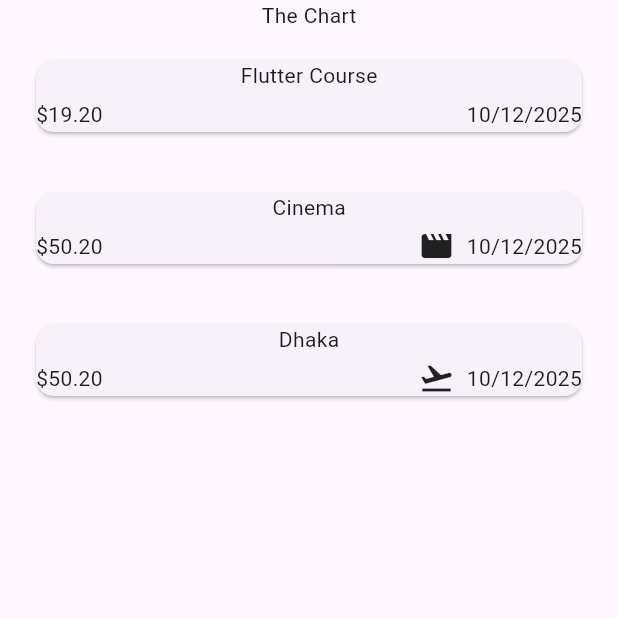
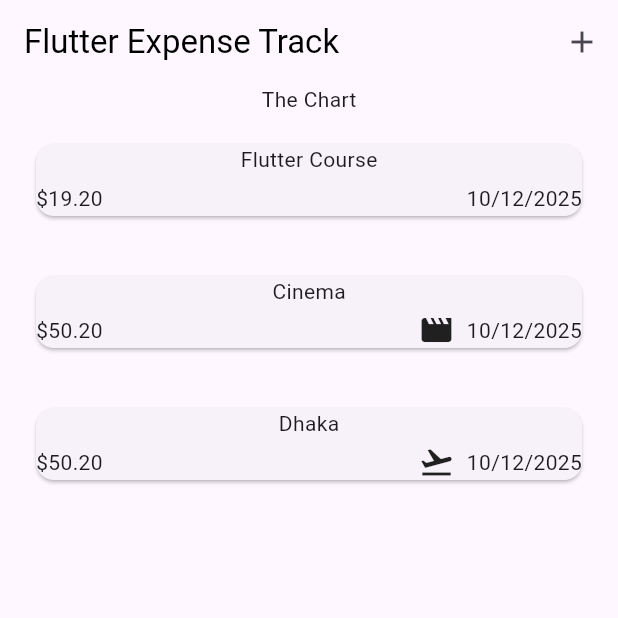
Before and after one commit to niloymamun/expenses-tracker, a Flutter app: the screen it shows after launch, on a phone screen of 412 x 824 dp, the top half of it. Run offline on Flutter 3.47's test engine with Material 3 defaults, Android fonts, the phone set to English and light mode, and no system bars.

Commit message:
Setting an AppBar with a Title & Actions

```diff
--- a/lib/main.dart
+++ b/lib/main.dart
@@ -2,5 +2,5 @@ import 'package:expenses_tracker/widgets/expenses.dart';
 import 'package:flutter/material.dart';
 
 void main() {
-  runApp(MaterialApp(home: Expenses()));
+  runApp(MaterialApp(theme: ThemeData(useMaterial3: true), home: Expenses()));
 }
--- a/lib/widgets/expenses.dart
+++ b/lib/widgets/expenses.dart
@@ -34,6 +34,13 @@ class _ExpensesState extends State<Expenses> {
   @override
   Widget build(Object context) {
     return Scaffold(
+      appBar: AppBar(
+        title: Text(
+          'Flutter Expense Track',
+          style: TextStyle(color: Colors.black),
+        ),
+        actions: [IconButton(onPressed: () {}, icon: Icon(Icons.add))],
+      ),
       body: Column(
         children: [
           Text('The Chart'),
```
